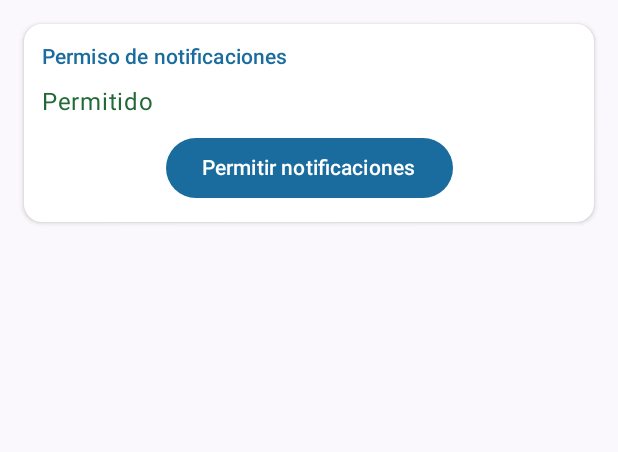
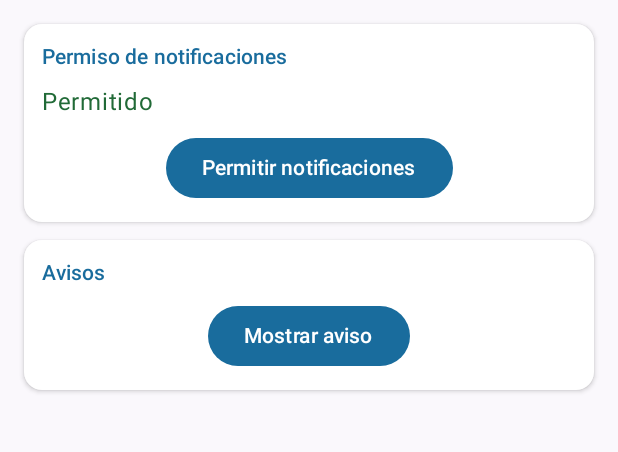
Before and after one commit to angieio/AvisosCampus, an Android app built with Jetpack Compose: the screen it shows after launch (MainActivity), on a phone screen of 412 x 824 dp, the part 96-548 px from its top. Run offline under Robolectric (Android 15) with nearby library versions, the phone set to English and light mode, and no system bars.

Commit message:
feat(notificacion): muestra la notificacion con NotificationCompat

```diff
--- a/app/src/main/java/com/tecsup/avisoscampus/ui/PantallaAvisos.kt
+++ b/app/src/main/java/com/tecsup/avisoscampus/ui/PantallaAvisos.kt
@@ -57,6 +57,13 @@ fun PantallaAvisos() {
         }
     }
 
+    LaunchedEffect(vm, contexto) {
+        vm.eventos.collect { aviso ->
+            Notificador.mostrar(contexto, aviso)
+            // TODO Paso 8: si no se mostró, avisar al ViewModel.
+        }
+    }
+
     Scaffold(
         modifier = Modifier.fillMaxSize(),
         containerColor = MaterialTheme.colorScheme.background,
@@ -70,11 +77,14 @@ fun PantallaAvisos() {
             )
         }
     ) { innerPadding ->
-        TarjetaPermiso(
-            permiso = permiso,
+        Column(
             modifier = Modifier
                 .padding(innerPadding)
                 .padding(16.dp),
+            verticalArrangement = Arrangement.spacedBy(12.dp)
+        ) {
+            TarjetaPermiso(
+                permiso = permiso,
                 alPedirPermiso = {
                     if (Build.VERSION.SDK_INT >= Build.VERSION_CODES.TIRAMISU) {
                         lanzador.launch(Manifest.permission.POST_NOTIFICATIONS)
@@ -83,6 +93,8 @@ fun PantallaAvisos() {
                     }
                 }
             )
+            TarjetaAvisos(alMostrarAviso = vm::avisarAhora)
+        }
     }
 }
 
@@ -123,13 +135,28 @@ private fun TarjetaPermiso(
     }
 }
 
-/*
-
-val contexto = LocalContext.current
-LaunchedEffect(Unit) {
-    vm.eventos.collect { aviso ->
-        val mostrado = Notificador.mostrar(contexto, aviso)
-// TODO Paso 8: si no se mostró, avisar al ViewModel
+@Composable
+private fun TarjetaAvisos(alMostrarAviso: () -> Unit) {
+    Card(
+        modifier = Modifier.fillMaxWidth(),
+        colors = CardDefaults.cardColors(containerColor = MaterialTheme.colorScheme.surface),
+        elevation = CardDefaults.cardElevation(defaultElevation = 2.dp)
+    ) {
+        Column(
+            modifier = Modifier.fillMaxWidth().padding(12.dp),
+            verticalArrangement = Arrangement.spacedBy(8.dp)
+        ) {
+            Text(
+                text = "Avisos",
+                color = MaterialTheme.colorScheme.primary,
+                style = MaterialTheme.typography.titleSmall
+            )
+            Button(
+                onClick = alMostrarAviso,
+                modifier = Modifier.align(Alignment.CenterHorizontally)
+            ) {
+                Text("Mostrar aviso")
             }
         }
-*/
+    }
+}
--- /dev/null
+++ b/app/src/main/res/drawable/ic_notificacion.xml
@@ -0,0 +1,9 @@
+<vector xmlns:android="http://schemas.android.com/apk/res/android"
+    android:width="24dp"
+    android:height="24dp"
+    android:viewportWidth="24"
+    android:viewportHeight="24">
+    <path
+        android:fillColor="#FFFFFF"
+        android:pathData="M12,22a2,2 0,0 0,2 -2h-4a2,2 0,0 0,2 2zM18,16v-5a6,6 0,0 0,-5 -5.92V4a1,1 0,0 0,-2 0v1.08A6,6 0,0 0,6 11v5l-2,2v1h16v-1z" />
+</vector>
```
Also changed, not shown: app/src/main/java/com/tecsup/avisoscampus/notificacion/Notificador.kt (+23 -0 lines), app/src/main/java/com/tecsup/avisoscampus/viewmodel/AvisosViewModel.kt (+14 -1 lines). Lines whose indentation alone changed are shown as unchanged.
